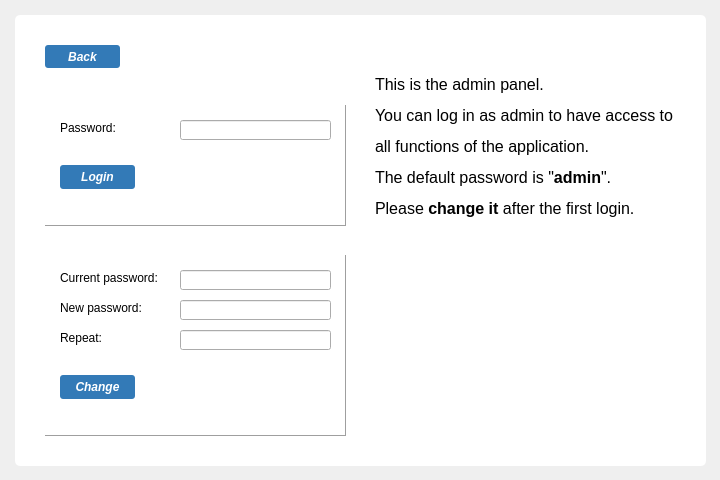
Old version of the form UI/admin_panel.ui in the repository aantr/restaurant_db.
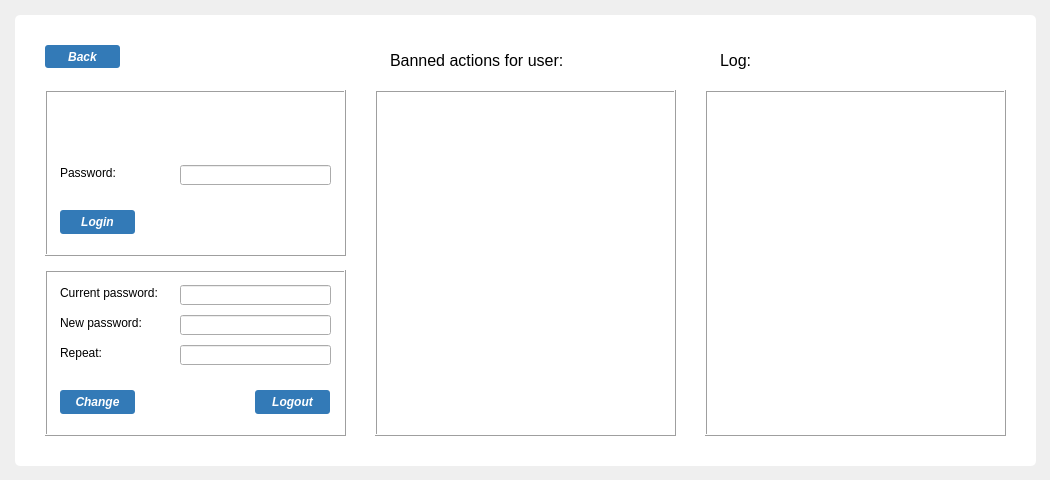
New version of the form.

Commit message: Added new functions in admin panel

The edit to the form file:
```diff
--- a/UI/admin_panel.ui
+++ b/UI/admin_panel.ui
@@ -6,7 +6,7 @@
    <rect>
     <x>0</x>
     <y>0</y>
-    <width>720</width>
+    <width>1050</width>
     <height>480</height>
    </rect>
   </property>
@@ -18,7 +18,7 @@
     <rect>
      <x>15</x>
      <y>15</y>
-     <width>691</width>
+     <width>1021</width>
      <height>451</height>
     </rect>
    </property>
@@ -82,42 +82,17 @@
      <string>Back</string>
     </property>
    </widget>
-   <widget class="QLabel" name="label">
-    <property name="geometry">
-     <rect>
-      <x>360</x>
-      <y>60</y>
-      <width>316</width>
-      <height>286</height>
-     </rect>
-    </property>
-    <property name="styleSheet">
-     <string notr="true">font-size: 16px;</string>
-    </property>
-    <property name="text">
-     <string>&lt;html&gt;&lt;head/&gt;&lt;body&gt;&lt;p&gt;This is the admin panel.&lt;/p&gt;&lt;p&gt;You can log in as admin to have access to &lt;/p&gt;&lt;p&gt;all functions of the application. &lt;/p&gt;&lt;p&gt;The default password is &amp;quot;&lt;span style=&quot; font-weight:600;&quot;&gt;admin&lt;/span&gt;&amp;quot;. &lt;/p&gt;&lt;p&gt;Please &lt;span style=&quot; font-weight:600;&quot;&gt;change it&lt;/span&gt; after the first login.&lt;/p&gt;&lt;/body&gt;&lt;/html&gt;</string>
-    </property>
-    <property name="textFormat">
-     <enum>Qt::AutoText</enum>
-    </property>
-    <property name="alignment">
-     <set>Qt::AlignLeading|Qt::AlignLeft|Qt::AlignTop</set>
-    </property>
-    <property name="margin">
-     <number>15</number>
-    </property>
-   </widget>
-   <widget class="QFrame" name="frame_2">
+   <widget class="QFrame" name="frame_login">
     <property name="geometry">
      <rect>
       <x>30</x>
-      <y>90</y>
+      <y>75</y>
       <width>301</width>
-      <height>121</height>
+      <height>166</height>
      </rect>
     </property>
     <property name="frameShape">
-     <enum>QFrame::Panel</enum>
+     <enum>QFrame::Box</enum>
     </property>
     <property name="frameShadow">
      <enum>QFrame::Raised</enum>
@@ -129,7 +104,7 @@
      <property name="geometry">
       <rect>
        <x>15</x>
-       <y>60</y>
+       <y>120</y>
        <width>75</width>
        <height>24</height>
       </rect>
@@ -157,7 +132,7 @@
      <property name="geometry">
       <rect>
        <x>15</x>
-       <y>15</y>
+       <y>75</y>
        <width>61</width>
        <height>16</height>
       </rect>
@@ -170,7 +145,7 @@
      <property name="geometry">
       <rect>
        <x>135</x>
-       <y>15</y>
+       <y>75</y>
        <width>151</width>
        <height>20</height>
       </rect>
@@ -187,13 +162,13 @@
     <property name="geometry">
      <rect>
       <x>30</x>
-      <y>240</y>
+      <y>255</y>
       <width>301</width>
-      <height>181</height>
+      <height>166</height>
      </rect>
     </property>
     <property name="frameShape">
-     <enum>QFrame::Panel</enum>
+     <enum>QFrame::Box</enum>
     </property>
     <property name="frameShadow">
      <enum>QFrame::Raised</enum>
@@ -319,6 +294,125 @@
       <enum>QLineEdit::Password</enum>
      </property>
     </widget>
+    <widget class="QPushButton" name="btn_logout">
+     <property name="geometry">
+      <rect>
+       <x>210</x>
+       <y>120</y>
+       <width>75</width>
+       <height>24</height>
+      </rect>
+     </property>
+     <property name="font">
+      <font>
+       <family>Segoe UI</family>
+       <pointsize>-1</pointsize>
+       <weight>75</weight>
+       <italic>true</italic>
+       <bold>true</bold>
+      </font>
+     </property>
+     <property name="cursor">
+      <cursorShape>PointingHandCursor</cursorShape>
+     </property>
+     <property name="styleSheet">
+      <string notr="true"/>
+     </property>
+     <property name="text">
+      <string>Logout</string>
+     </property>
+    </widget>
+   </widget>
+   <widget class="QFrame" name="frame_access">
+    <property name="geometry">
+     <rect>
+      <x>360</x>
+      <y>75</y>
+      <width>301</width>
+      <height>346</height>
+     </rect>
+    </property>
+    <property name="frameShape">
+     <enum>QFrame::Box</enum>
+    </property>
+    <property name="frameShadow">
+     <enum>QFrame::Raised</enum>
+    </property>
+   </widget>
+   <widget class="QListWidget" name="list_log">
+    <property name="geometry">
+     <rect>
+      <x>690</x>
+      <y>75</y>
+      <width>301</width>
+      <height>346</height>
+     </rect>
+    </property>
+    <property name="styleSheet">
+     <string notr="true">font-size: 16px;</string>
+    </property>
+    <property name="frameShape">
+     <enum>QFrame::Box</enum>
+    </property>
+    <property name="frameShadow">
+     <enum>QFrame::Raised</enum>
+    </property>
+   </widget>
+   <widget class="QLabel" name="label_6">
+    <property name="geometry">
+     <rect>
+      <x>690</x>
+      <y>15</y>
+      <width>136</width>
+      <height>61</height>
+     </rect>
+    </property>
+    <property name="styleSheet">
+     <string notr="true">font-size: 16px;</string>
+    </property>
+    <property name="text">
+     <string>&lt;html&gt;&lt;head/&gt;&lt;body&gt;&lt;p&gt;Log:&lt;/p&gt;&lt;/body&gt;&lt;/html&gt;</string>
+    </property>
+    <property name="textFormat">
+     <enum>Qt::AutoText</enum>
+    </property>
+    <property name="alignment">
+     <set>Qt::AlignLeading|Qt::AlignLeft|Qt::AlignVCenter</set>
+    </property>
+    <property name="margin">
+     <number>0</number>
+    </property>
+    <property name="indent">
+     <number>15</number>
+    </property>
+   </widget>
+   <widget class="QLabel" name="label_7">
+    <property name="geometry">
+     <rect>
+      <x>360</x>
+      <y>15</y>
+      <width>286</width>
+      <height>61</height>
+     </rect>
+    </property>
+    <property name="styleSheet">
+     <string notr="true">font-size: 16px;</string>
+    </property>
+    <property name="text">
+     <string>&lt;html&gt;&lt;head/&gt;&lt;body&gt;&lt;p&gt;Banned actions for user:&lt;/p&gt;&lt;/body&gt;&lt;/html&gt;</string>
+    </property>
+    <property name="textFormat">
+     <enum>Qt::AutoText</enum>
+    </property>
+    <property name="alignment">
+     <set>Qt::AlignLeading|Qt::AlignLeft|Qt::AlignVCenter</set>
+    </property>
+    <property name="margin">
+     <number>0</number>
+    </property>
+    <property name="indent">
+     <number>15</number>
+    </property>
    </widget>
   </widget>
  </widget>
```
Left out of the diff: 2 changed lines with no effect on the pictures. The commit also changes 8 other files.
